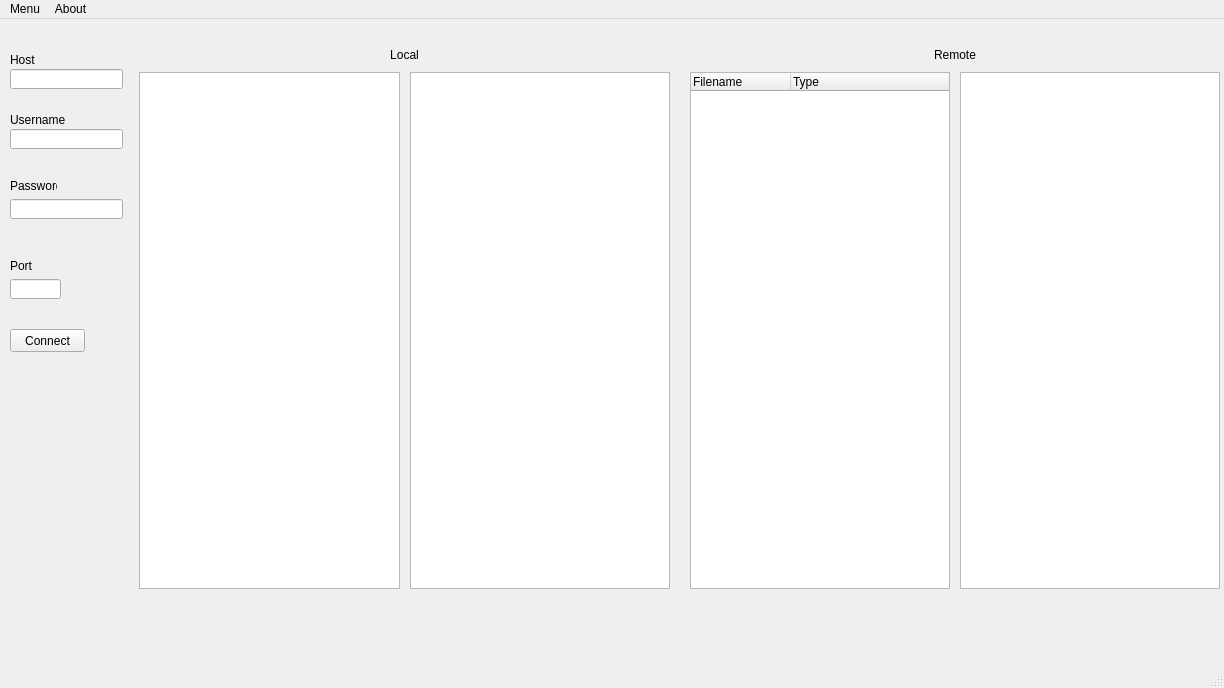
Old version of the form FtpClient.ui in the repository pradiptlx/starter-FTPClient.
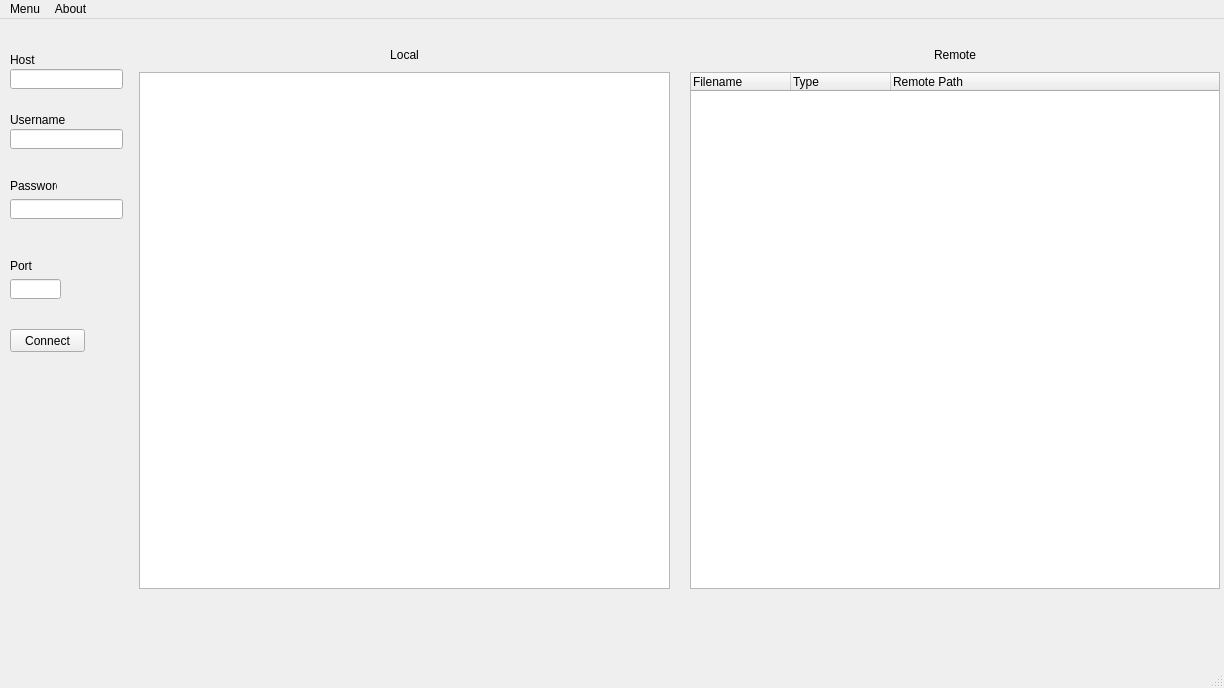
New version of the form.

Commit message: Create Custom Widget for Custom Event + Fixing Absolute Remote Path Not perfect but it works hehe

Patch:
```diff
--- a/FtpClient.ui
+++ b/FtpClient.ui
@@ -2,6 +2,9 @@
 <ui version="4.0">
  <class>FTPClient</class>
  <widget class="QMainWindow" name="FTPClient">
+  <property name="enabled">
+   <bool>true</bool>
+  </property>
   <property name="geometry">
    <rect>
     <x>0</x>
@@ -20,6 +23,12 @@
    <string>FTPClient</string>
   </property>
   <widget class="QWidget" name="centralwidget">
+   <property name="sizePolicy">
+    <sizepolicy hsizetype="Expanding" vsizetype="Expanding">
+     <horstretch>0</horstretch>
+     <verstretch>0</verstretch>
+    </sizepolicy>
+   </property>
    <widget class="QLineEdit" name="usernameInput">
     <property name="geometry">
      <rect>
@@ -176,26 +185,7 @@
             <enum>QAbstractItemView::InternalMove</enum>
            </property>
            <property name="defaultDropAction">
-            <enum>Qt::MoveAction</enum>
-           </property>
-          </widget>
-         </item>
-         <item>
-          <widget class="QListWidget" name="localListFile">
-           <property name="dragEnabled">
-            <bool>true</bool>
-           </property>
-           <property name="dragDropOverwriteMode">
-            <bool>true</bool>
-           </property>
-           <property name="dragDropMode">
-            <enum>QAbstractItemView::DragDrop</enum>
-           </property>
-           <property name="iconSize">
-            <size>
-             <width>72</width>
-             <height>72</height>
-            </size>
+            <enum>Qt::LinkAction</enum>
            </property>
           </widget>
          </item>
@@ -208,6 +198,9 @@
        <property name="spacing">
         <number>10</number>
        </property>
+       <property name="sizeConstraint">
+        <enum>QLayout::SetDefaultConstraint</enum>
+       </property>
        <item>
         <widget class="QLabel" name="remoteLabel">
          <property name="text">
@@ -220,6 +213,9 @@
        </item>
        <item>
         <layout class="QHBoxLayout" name="containerRemoteDir">
+         <property name="sizeConstraint">
+          <enum>QLayout::SetNoConstraint</enum>
+         </property>
          <item>
           <widget class="QTreeWidget" name="remoteTreeDir">
            <property name="dragEnabled">
@@ -241,25 +237,11 @@
              <string>Type</string>
             </property>
            </column>
-          </widget>
-         </item>
-         <item>
-          <widget class="QListWidget" name="remoteListFile">
-           <property name="sizePolicy">
-            <sizepolicy hsizetype="Expanding" vsizetype="Expanding">
-             <horstretch>0</horstretch>
-             <verstretch>0</verstretch>
-            </sizepolicy>
-           </property>
-           <property name="dragEnabled">
-            <bool>true</bool>
-           </property>
-           <property name="dragDropMode">
-            <enum>QAbstractItemView::DragDrop</enum>
-           </property>
-           <property name="defaultDropAction">
-            <enum>Qt::TargetMoveAction</enum>
-           </property>
+           <column>
+            <property name="text">
+             <string>Remote Path</string>
+            </property>
+           </column>
           </widget>
          </item>
         </layout>
```
Left out of the diff: 7 changed lines with no effect on the pictures. The commit also changes 6 other files.
